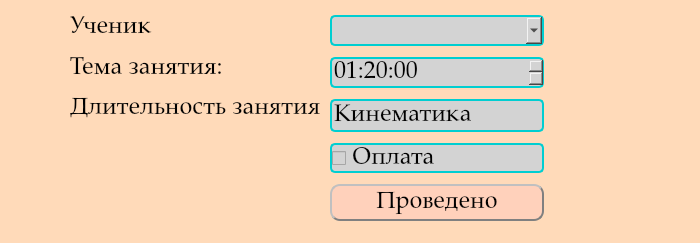
Above: Interface/Add_lesson.ui from BackDad/Diploma_GB before the change. Below: the same form after it.
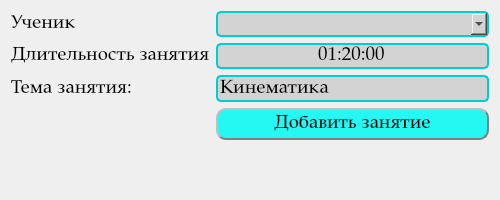
That is the form after the change.

Commit message: Добавлено новое окно для проведения оплаты и изменен дизайн кнопок

The edit to the form file:
```diff
--- a/Interface/Add_lesson.ui
+++ b/Interface/Add_lesson.ui
@@ -6,14 +6,14 @@
    <rect>
     <x>0</x>
     <y>0</y>
-    <width>700</width>
-    <height>243</height>
+    <width>500</width>
+    <height>200</height>
    </rect>
   </property>
   <property name="minimumSize">
    <size>
-    <width>700</width>
-    <height>243</height>
+    <width>500</width>
+    <height>200</height>
    </size>
   </property>
   <property name="maximumSize">
@@ -26,24 +26,15 @@
    <string>Занятие</string>
   </property>
   <property name="styleSheet">
-   <string notr="true">background-color: rgb(255, 218, 185);</string>
+   <string notr="true"/>
   </property>
-  <widget class="QWidget" name="">
-   <property name="geometry">
-    <rect>
-     <x>70</x>
-     <y>10</y>
-     <width>255</width>
-     <height>116</height>
-    </rect>
-   </property>
-   <layout class="QVBoxLayout" name="verticalLayout_2">
-    <item>
+  <layout class="QFormLayout" name="formLayout">
+   <item row="0" column="0">
      <widget class="QLabel" name="label">
       <property name="font">
        <font>
         <family>Palatino Linotype</family>
-        <pointsize>18</pointsize>
+       <pointsize>14</pointsize>
        </font>
       </property>
       <property name="text">
@@ -51,50 +42,12 @@
       </property>
      </widget>
     </item>
-    <item>
-     <widget class="QLabel" name="label_3">
-      <property name="font">
-       <font>
-        <family>Palatino Linotype</family>
-        <pointsize>18</pointsize>
-       </font>
-      </property>
-      <property name="text">
-       <string>Тема занятия:</string>
-      </property>
-     </widget>
-    </item>
-    <item>
-     <widget class="QLabel" name="label_2">
-      <property name="font">
-       <font>
-        <family>Palatino Linotype</family>
-        <pointsize>18</pointsize>
-       </font>
-      </property>
-      <property name="text">
-       <string>Длительность занятия</string>
-      </property>
-     </widget>
-    </item>
-   </layout>
-  </widget>
-  <widget class="QWidget" name="">
-   <property name="geometry">
-    <rect>
-     <x>330</x>
-     <y>10</y>
-     <width>214</width>
-     <height>220</height>
-    </rect>
-   </property>
-   <layout class="QVBoxLayout" name="verticalLayout">
-    <item>
+   <item row="0" column="1">
      <widget class="QComboBox" name="list_of_students">
       <property name="font">
        <font>
         <family>Palatino Linotype</family>
-        <pointsize>18</pointsize>
+       <pointsize>14</pointsize>
        </font>
       </property>
       <property name="styleSheet">
@@ -106,19 +59,32 @@
 </string>
       </property>
       <property name="frame">
-       <bool>true</bool>
+      <bool>false</bool>
       </property>
       <property name="modelColumn">
        <number>0</number>
       </property>
      </widget>
     </item>
-    <item>
+   <item row="1" column="0">
+    <widget class="QLabel" name="label_2">
+     <property name="font">
+      <font>
+       <family>Palatino Linotype</family>
+       <pointsize>14</pointsize>
+      </font>
+     </property>
+     <property name="text">
+      <string>Длительность занятия</string>
+     </property>
+    </widget>
+   </item>
+   <item row="1" column="1">
      <widget class="QTimeEdit" name="timeEdit">
       <property name="font">
        <font>
         <family>Palatino Linotype</family>
-        <pointsize>18</pointsize>
+       <pointsize>14</pointsize>
        </font>
       </property>
       <property name="styleSheet">
@@ -129,6 +95,21 @@
 }
 </string>
       </property>
+     <property name="inputMethodHints">
+      <set>Qt::ImhPreferNumbers|Qt::ImhTime</set>
+     </property>
+     <property name="wrapping">
+      <bool>false</bool>
+     </property>
+     <property name="frame">
+      <bool>false</bool>
+     </property>
+     <property name="alignment">
+      <set>Qt::AlignHCenter|Qt::AlignTop</set>
+     </property>
+     <property name="buttonSymbols">
+      <enum>QAbstractSpinBox::NoButtons</enum>
+     </property>
       <property name="time">
        <time>
         <hour>1</hour>
@@ -138,12 +119,25 @@
       </property>
      </widget>
     </item>
-    <item>
+   <item row="2" column="0">
+    <widget class="QLabel" name="label_3">
+     <property name="font">
+      <font>
+       <family>Palatino Linotype</family>
+       <pointsize>14</pointsize>
+      </font>
+     </property>
+     <property name="text">
+      <string>Тема занятия:</string>
+     </property>
+    </widget>
+   </item>
+   <item row="2" column="1">
      <widget class="QLineEdit" name="lesson_topic">
       <property name="font">
        <font>
         <family>Palatino Linotype</family>
-        <pointsize>18</pointsize>
+       <pointsize>14</pointsize>
        </font>
       </property>
       <property name="styleSheet">
@@ -159,33 +153,12 @@
       </property>
      </widget>
     </item>
-    <item>
-     <widget class="QCheckBox" name="payment">
-      <property name="font">
-       <font>
-        <family>Palatino Linotype</family>
-        <pointsize>18</pointsize>
-       </font>
-      </property>
-      <property name="styleSheet">
-       <string notr="true">QCheckBox {
-    background-color: #D3D3D3;
-    border: 2px solid #00CED1;
-    border-radius: 5px;
-}
-</string>
-      </property>
-      <property name="text">
-       <string>Оплата</string>
-      </property>
-     </widget>
-    </item>
-    <item>
+   <item row="3" column="1">
      <widget class="QPushButton" name="pushButton">
       <property name="font">
        <font>
         <family>Palatino Linotype</family>
-        <pointsize>18</pointsize>
+       <pointsize>14</pointsize>
        </font>
       </property>
       <property name="styleSheet">
@@ -195,7 +168,8 @@
     border-width: 2px;
     border-color: gray;
     padding: 4px;
-	background-color: rgb(255, 209, 187);
+
+        background-color: #25F7F2;
 	border-radius: 10px;
 
 
@@ -208,12 +182,11 @@
 </string>
       </property>
       <property name="text">
-       <string>Проведено</string>
+      <string>Добавить занятие</string>
       </property>
      </widget>
     </item>
    </layout>
-  </widget>
  </widget>
  <tabstops>
   <tabstop>list_of_students</tabstop>
```
Left out of the diff: 7 changed lines with no effect on the pictures. Lines whose indentation alone changed are shown as unchanged. The commit also changes 6 other files.
